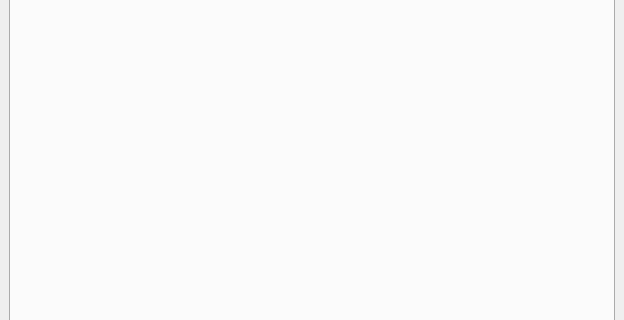
Old version of the form PASCAL2/spatial_decision_dockwidget_base.ui in the repository SimonGriffioen/GEO1005; both pictures show x 0 to 624 and y 223 to 543 of the 624 by 722 pixel window.
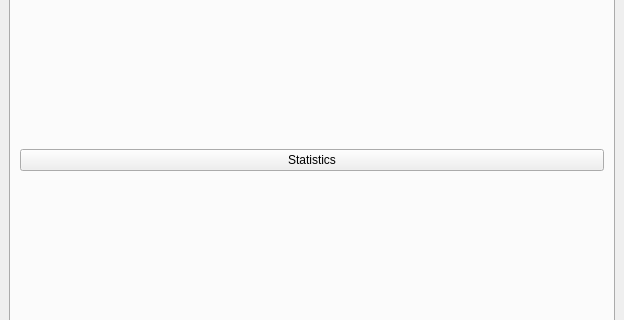
New version of the form. The open tabs and pages were chosen to show the change. Icons and pictures are not drawn.

Commit message:
reporting - Statistics dist2station
+ started working on reporting: trying to get some statistics from the
dist2station raster
+ 'Statistics' button creates a layer with neighborhood polygons and for
each neighborhood statistics from dist2station

```diff
--- a/PASCAL2/spatial_decision_dockwidget_base.ui
+++ b/PASCAL2/spatial_decision_dockwidget_base.ui
@@ -223,7 +223,15 @@
        <attribute name="title">
         <string>reporting</string>
        </attribute>
-       <layout class="QVBoxLayout" name="verticalLayout"/>
+       <layout class="QVBoxLayout" name="verticalLayout">
+        <item>
+         <widget class="QPushButton" name="statisticsButton">
+          <property name="text">
+           <string>Statistics</string>
+          </property>
+         </widget>
+        </item>
+       </layout>
       </widget>
      </widget>
     </item>
```
Left out of the diff: 2 changed lines with no effect on the pictures. The commit also changes 6 other files.
